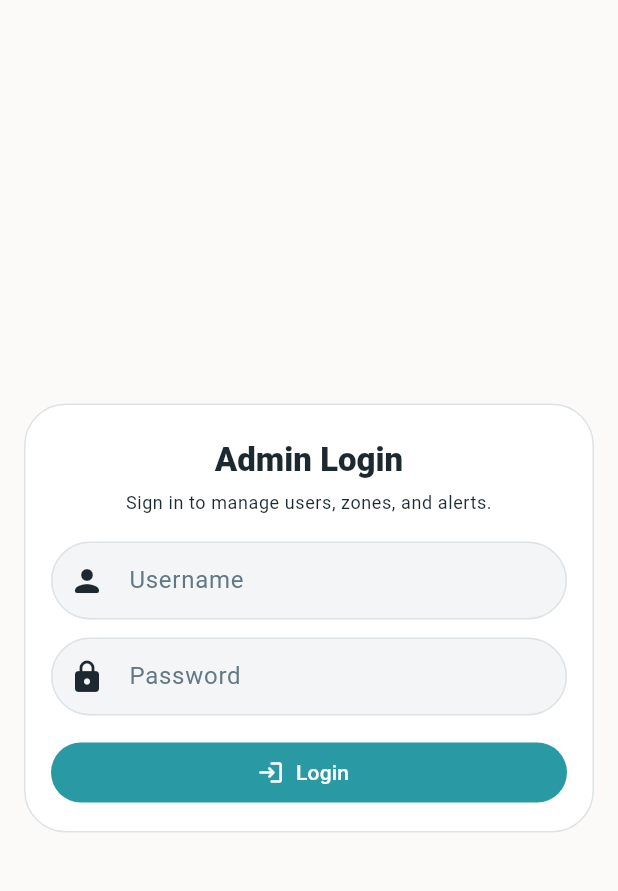
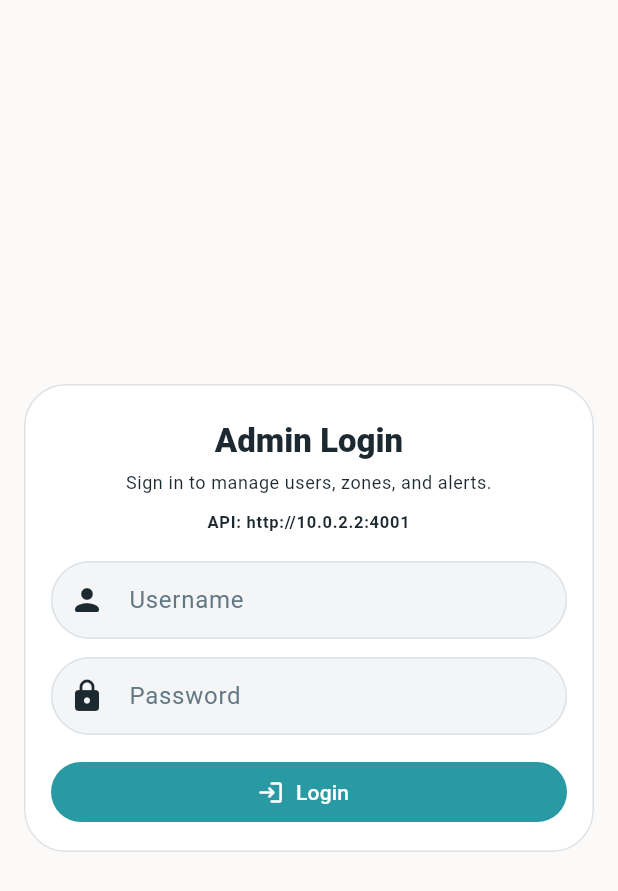
Before and after one commit to baderkothman/geofence_admin, a Flutter app: the screen it shows after launch, on a phone screen of 412 x 824 dp. Shown: the top 891 px of the screen. Run offline on Flutter 3.47's test engine with Material 3 defaults, Android fonts, the phone set to English and light mode, and no system bars; our stand-ins replace flutter_riverpod, shared_preferences.

Commit message:
feat: Refactor API configuration and enhance login error handling

```diff
--- a/lib/core/config.dart
+++ b/lib/core/config.dart
@@ -1,20 +1,87 @@
+import "dart:io";
 import "package:shared_preferences/shared_preferences.dart";
 
 class AppConfig {
-  static const String _defaultBaseUrl = "http://192.168.56.1:3000";
+  static const String _prefsKey = "api_base_url";
 
-  static String baseUrl = _defaultBaseUrl;
+  /// Override at runtime:
+  ///   flutter run --dart-define=API_BASE_URL=http://192.168.1.50:4001
+  /// Or (Android emulator):
+  ///   flutter run --dart-define=API_BASE_URL=http://10.0.2.2:4001
+  static const String _dartDefineBaseUrl = String.fromEnvironment(
+    "API_BASE_URL",
+    defaultValue: "",
+  );
+
+  /// Default for your current LAN (edit if your PC IP changes)
+  static const String _fallbackLan = "http://192.168.1.50:4001";
+
+  /// Convenient emulator defaults
+  static const String _androidEmulator = "http://10.0.2.2:4001";
+  static const String _iosSimulator = "http://localhost:4001";
+
+  static String baseUrl = _fallbackLan;
+
+  static String get defaultBaseUrl {
+    if (_dartDefineBaseUrl.trim().isNotEmpty)
+      return _normalize(_dartDefineBaseUrl);
+
+    // Reasonable defaults (can still be overridden in Settings)
+    if (Platform.isAndroid) return _androidEmulator; // best for emulator
+    if (Platform.isIOS) return _iosSimulator; // best for simulator
+    return _fallbackLan; // desktop / real device fallback
+  }
 
   static Future<void> init() async {
     final prefs = await SharedPreferences.getInstance();
-    baseUrl = prefs.getString("api_base_url") ?? _defaultBaseUrl;
+
+    String? saved = prefs.getString(_prefsKey);
+
+    // If user previously saved an old web baseUrl (:3000), migrate it to :4001
+    if (saved != null && saved.isNotEmpty) {
+      saved = _migrateTo4001(saved);
+      saved = _normalize(saved);
+      baseUrl = saved;
+      await prefs.setString(_prefsKey, saved);
+      return;
+    }
+
+    // First install (no saved base url)
+    final d = defaultBaseUrl;
+    baseUrl = _normalize(d);
+    await prefs.setString(_prefsKey, baseUrl);
   }
 
   static Future<void> setBaseUrl(String url) async {
     final prefs = await SharedPreferences.getInstance();
-    await prefs.setString("api_base_url", url);
-    baseUrl = url;
+    final v = _normalize(_migrateTo4001(url));
+    await prefs.setString(_prefsKey, v);
+    baseUrl = v;
   }
 
-  static String get defaultBaseUrl => _defaultBaseUrl;
+  static Future<void> resetBaseUrlToDefault() async {
+    final prefs = await SharedPreferences.getInstance();
+    await prefs.remove(_prefsKey);
+    baseUrl = _normalize(defaultBaseUrl);
+    await prefs.setString(_prefsKey, baseUrl);
+  }
+
+  static String _normalize(String url) {
+    var v = url.trim();
+    // remove trailing slash to avoid double slashes when joining paths
+    while (v.endsWith("/")) {
+      v = v.substring(0, v.length - 1);
+    }
+    return v;
+  }
+
+  static String _migrateTo4001(String url) {
+    // Convert known old ports to the new API port
+    // Examples:
+    //   http://192.168.1.50:3000  -> http://192.168.1.50:4001
+    //   http://localhost:3000     -> http://localhost:4001
+    return url
+        .replaceAll(":3000", ":4001")
+        .replaceAll("http://192.168.56.1:3000", _fallbackLan);
+  }
 }
--- a/lib/features/auth/login_screen.dart
+++ b/lib/features/auth/login_screen.dart
@@ -1,6 +1,8 @@
 import "package:flutter/material.dart";
 import "package:flutter_riverpod/flutter_riverpod.dart";
+
 import "../../core/api_client.dart";
+import "../../core/config.dart";
 import "../../core/prefs.dart";
 
 class LoginScreen extends ConsumerStatefulWidget {
@@ -19,21 +21,35 @@ class _LoginScreenState extends ConsumerState<LoginScreen> {
   String? _error;
 
   Future<void> _login() async {
+    if (_loading) return;
+
     setState(() {
       _loading = true;
       _error = null;
     });
 
     try {
-      await _api.postJson("/api/login", {
+      final res = await _api.postJson("/api/login", {
         "username": _u.text.trim(),
         "password": _p.text,
       });
 
+      // Your API returns: { "success": true } (or 401 with JSON message)
+      final ok = res["success"] == true;
+      final msg = (res["message"] is String) ? res["message"] as String : null;
+
+      if (!ok) {
+        setState(() {
+          _error = msg ?? "Login failed. Invalid username or password.";
+        });
+        return;
+      }
+
       await setAuthed(ref, true);
-    } catch (_) {
+    } catch (e) {
+      // ApiClient throws Exception("HTTP ...: body") on non-2xx
       setState(() {
-        _error = "Login failed. Check username/password and base URL.";
+        _error = "Login failed: ${e.toString()}";
       });
     } finally {
       if (mounted) setState(() => _loading = false);
@@ -73,6 +89,19 @@ class _LoginScreenState extends ConsumerState<LoginScreen> {
                     textAlign: TextAlign.center,
                     style: t.bodySmall,
                   ),
+
+                  const SizedBox(height: 10),
+
+                  // Helpful while you’re fixing networking
+                  Text(
+                    "API: ${AppConfig.baseUrl}",
+                    textAlign: TextAlign.center,
+                    style: t.labelSmall?.copyWith(
+                      color: Theme.of(context).colorScheme.onSurfaceVariant,
+                      fontWeight: FontWeight.w700,
+                    ),
+                  ),
+
                   const SizedBox(height: 18),
 
                   TextField(
@@ -82,7 +111,6 @@ class _LoginScreenState extends ConsumerState<LoginScreen> {
                     decoration: const InputDecoration(
                       labelText: "Username",
                       prefixIcon: Icon(Icons.person_rounded),
-                      // ✅ No border here -> uses your InputDecorationTheme pill style
                     ),
                   ),
                   const SizedBox(height: 12),
@@ -96,9 +124,9 @@ class _LoginScreenState extends ConsumerState<LoginScreen> {
                     decoration: const InputDecoration(
                       labelText: "Password",
                       prefixIcon: Icon(Icons.lock_rounded),
-                      // ✅ No border here -> uses your InputDecorationTheme pill style
                     ),
                   ),
+
                   const SizedBox(height: 14),
 
                   if (_error != null)
--- a/lib/main.dart
+++ b/lib/main.dart
@@ -1,11 +1,17 @@
 import "package:flutter/material.dart";
 import "package:flutter_riverpod/flutter_riverpod.dart";
 import "package:shared_preferences/shared_preferences.dart";
+
 import "app.dart";
+import "core/config.dart";
 import "core/prefs.dart";
 
 Future<void> main() async {
   WidgetsFlutterBinding.ensureInitialized();
+
+  // Load config (base URL + migration from old :3000 values)
+  await AppConfig.init();
+
   final prefs = await SharedPreferences.getInstance();
 
   runApp(
```
Also changed, not shown: lib/core/api_client.dart (+49 -22 lines), 2 other files.
